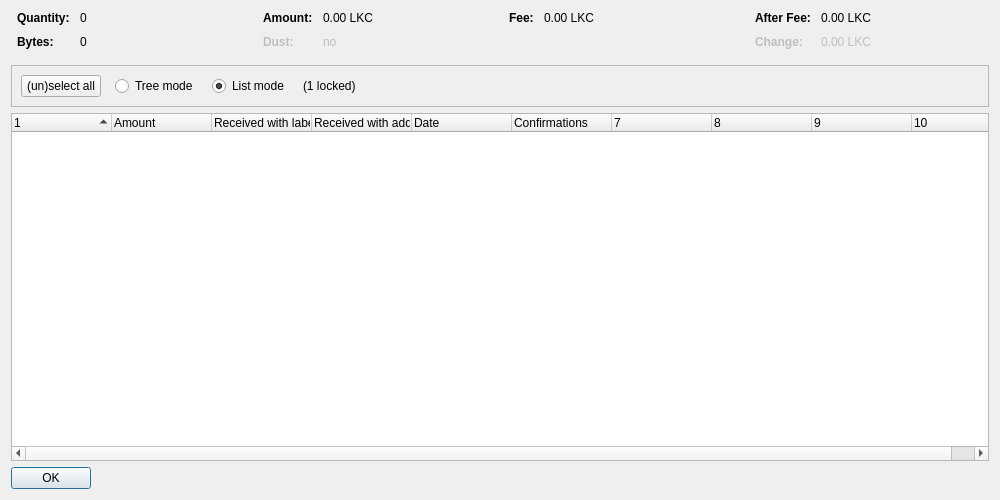
Qt form src/qt/forms/coincontroldialog.ui (minblock/lockely) before a commit.
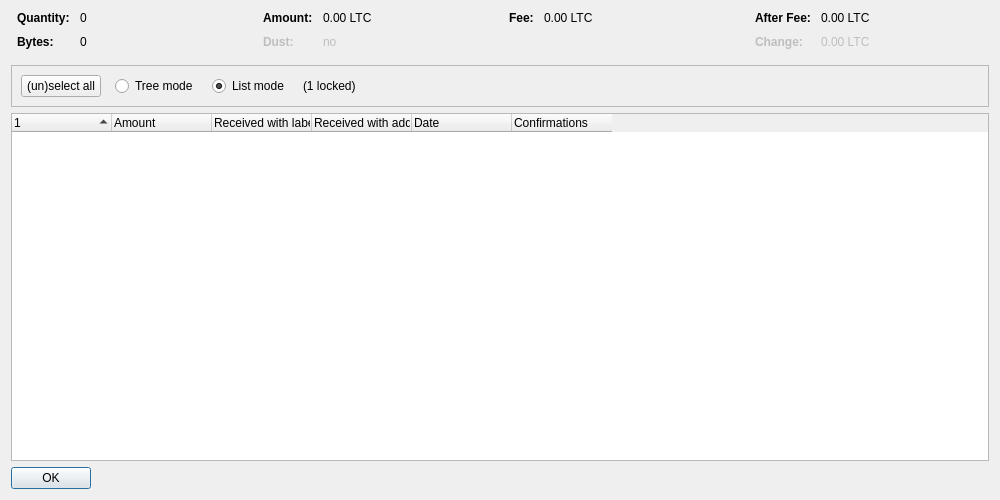
The same form after that commit. Custom widgets are drawn as their Qt base class.

The edit to the form file:
```diff
--- a/src/qt/forms/coincontroldialog.ui
+++ b/src/qt/forms/coincontroldialog.ui
@@ -132,7 +132,7 @@
           <enum>Qt::ActionsContextMenu</enum>
          </property>
          <property name="text">
-          <string notr="true">0.00 LKC</string>
+          <string notr="true">0.00 LTC</string>
          </property>
          <property name="textInteractionFlags">
           <set>Qt::LinksAccessibleByMouse|Qt::TextSelectableByKeyboard|Qt::TextSelectableByMouse</set>
@@ -212,7 +212,7 @@
           <enum>Qt::ActionsContextMenu</enum>
          </property>
          <property name="text">
-          <string notr="true">0.00 LKC</string>
+          <string notr="true">0.00 LTC</string>
          </property>
          <property name="textInteractionFlags">
           <set>Qt::LinksAccessibleByMouse|Qt::TextSelectableByKeyboard|Qt::TextSelectableByMouse</set>
@@ -257,7 +257,7 @@
           <enum>Qt::ActionsContextMenu</enum>
          </property>
          <property name="text">
-          <string notr="true">0.00 LKC</string>
+          <string notr="true">0.00 LTC</string>
          </property>
          <property name="textInteractionFlags">
           <set>Qt::LinksAccessibleByMouse|Qt::TextSelectableByKeyboard|Qt::TextSelectableByMouse</set>
@@ -292,7 +292,7 @@
           <enum>Qt::ActionsContextMenu</enum>
          </property>
          <property name="text">
-          <string notr="true">0.00 LKC</string>
+          <string notr="true">0.00 LTC</string>
          </property>
          <property name="textInteractionFlags">
           <set>Qt::LinksAccessibleByMouse|Qt::TextSelectableByKeyboard|Qt::TextSelectableByMouse</set>
@@ -402,7 +402,7 @@
       <bool>false</bool>
      </property>
      <property name="columnCount">
-      <number>10</number>
+      <number>6</number>
      </property>
      <attribute name="headerShowSortIndicator" stdset="0">
       <bool>true</bool>
```
Left out of the diff: 2 changed lines with no effect on the pictures.
